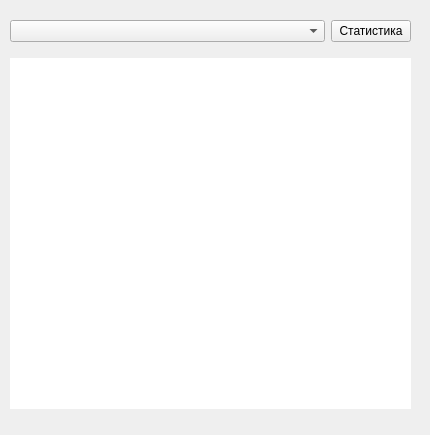
This is Stats.ui in Vladosholodos/DostupGard as Qt 5 draws it before an edit. The edited form follows.
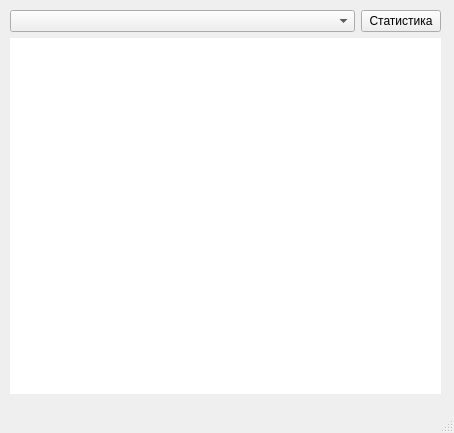
This is the edited form. Icons and pictures are not drawn.

Commit message: Изменения в SQL запросе статистики, изменения в интерфейсе (Qt Designer)

Patch:
```diff
--- a/Stats.ui
+++ b/Stats.ui
@@ -9,8 +9,8 @@
    <rect>
     <x>0</x>
     <y>0</y>
-    <width>430</width>
-    <height>435</height>
+    <width>454</width>
+    <height>431</height>
    </rect>
   </property>
   <property name="sizePolicy">
@@ -27,8 +27,14 @@
   </property>
   <property name="maximumSize">
    <size>
-    <width>430</width>
-    <height>435</height>
+    <width>16777215</width>
+    <height>16777215</height>
+   </size>
+  </property>
+  <property name="baseSize">
+   <size>
+    <width>454</width>
+    <height>431</height>
    </size>
   </property>
   <property name="windowTitle">
@@ -42,31 +48,47 @@
    <property name="enabled">
     <bool>true</bool>
    </property>
-   <widget class="QWidget" name="gridLayoutWidget">
+   <property name="minimumSize">
+    <size>
+     <width>454</width>
+     <height>411</height>
+    </size>
+   </property>
+   <widget class="QWidget" name="verticalLayoutWidget">
     <property name="geometry">
      <rect>
       <x>10</x>
       <y>10</y>
-      <width>401</width>
-      <height>411</height>
+      <width>431</width>
+      <height>384</height>
      </rect>
     </property>
-    <layout class="QGridLayout" name="gridLayout">
-     <item row="0" column="0">
+    <layout class="QVBoxLayout" name="verticalLayout">
+     <item>
+      <layout class="QHBoxLayout" name="horizontalLayout">
+       <item>
       <widget class="QComboBox" name="comboBox">
        <property name="enabled">
         <bool>true</bool>
        </property>
-      </widget>
-     </item>
-     <item row="0" column="1">
+         <property name="sizePolicy">
+          <sizepolicy hsizetype="MinimumExpanding" vsizetype="Fixed">
+           <horstretch>0</horstretch>
+           <verstretch>0</verstretch>
+          </sizepolicy>
+         </property>
+        </widget>
+       </item>
+       <item>
       <widget class="QPushButton" name="pushButton">
        <property name="text">
         <string>Статистика</string>
        </property>
       </widget>
      </item>
-     <item row="1" column="0">
+      </layout>
+     </item>
+     <item>
       <widget class="QTableWidget" name="statsTable">
        <property name="sizePolicy">
         <sizepolicy hsizetype="Preferred" vsizetype="Preferred">
@@ -82,8 +104,8 @@
        </property>
        <property name="maximumSize">
         <size>
-         <width>401</width>
-         <height>351</height>
+         <width>9999</width>
+         <height>999999</height>
         </size>
        </property>
        <property name="frameShape">
@@ -97,6 +119,7 @@
     </layout>
    </widget>
   </widget>
+  <widget class="QStatusBar" name="statusBar"/>
  </widget>
  <resources/>
  <connections/>
```
Lines whose indentation alone changed are shown as unchanged. The commit also changes 3 other files.
